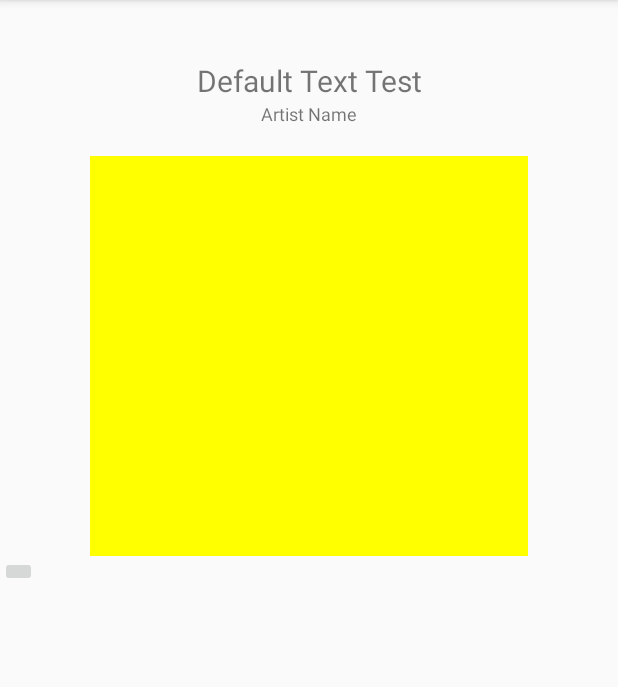
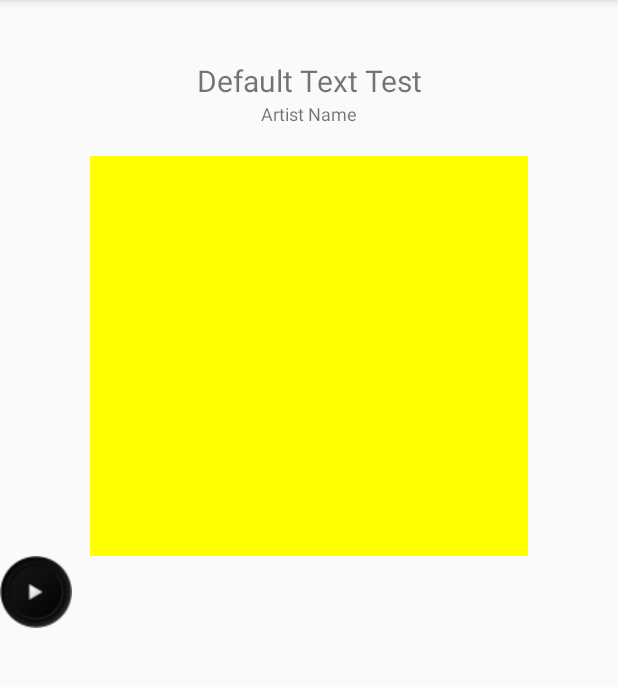
Before and after one commit to Torres1982/Wipro_Music_Player, an Android app: the MusicPlayer screen opened directly, with no data from a screen before it, on a phone screen of 412 x 824 dp, the part 84-771 px from its top. Run offline under Robolectric (Android 15) with nearby library versions, the phone set to English and light mode, and no system bars.

Commit message:
Updated icons

```diff
--- a/app/src/main/res/layout/music_player.xml
+++ b/app/src/main/res/layout/music_player.xml
@@ -43,7 +43,8 @@
         android:layout_width="wrap_content"
         android:layout_height="wrap_content"
         android:clickable="true"
-        android:src="@drawable/play_button"
+        android:src="@drawable/play"
+        android:background="@null"
         android:contentDescription="@string/icon_description"
         app:layout_constraintStart_toStartOf="parent"
         app:layout_constraintTop_toBottomOf="@+id/music_main_image"/>
```
